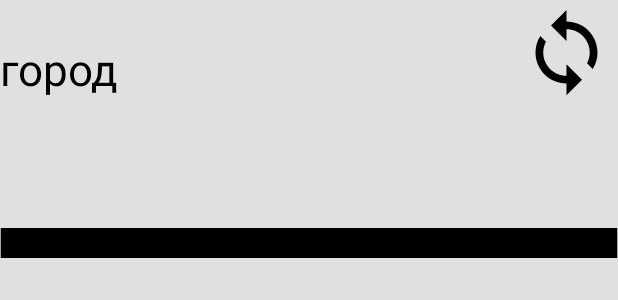
After one commit to temlerg/weather_forecast, an Android app: the layout for_5_day.xml on its own in the app's theme, with its tools: preview values and no code run, on a phone screen of 412 x 824 dp. The commit adds this screen. Shown: the top 300 px of the screen. Run offline under Robolectric (Android 15) with nearby library versions, the phone set to English and light mode, and no system bars.

Commit message:
minor changes

```diff
--- /dev/null
+++ b/app/src/main/res/layout/for_5_day.xml
@@ -0,0 +1,50 @@
+<?xml version="1.0" encoding="utf-8"?>
+<androidx.constraintlayout.widget.ConstraintLayout
+    xmlns:android="http://schemas.android.com/apk/res/android"
+    xmlns:app="http://schemas.android.com/apk/res-auto"
+    xmlns:tools="http://schemas.android.com/tools"
+    android:layout_width="match_parent"
+    android:layout_height="match_parent"
+    android:background="#E0E0E0"
+    >
+
+    <View
+        android:id="@+id/vector_2"
+        android:layout_width="match_parent"
+        android:layout_height="20dp"
+        android:layout_marginBottom="652dp"
+        android:background="@drawable/vector_l"
+        app:layout_constraintBottom_toBottomOf="parent"
+        app:layout_constraintEnd_toEndOf="parent"
+        app:layout_constraintHorizontal_bias="0.0"
+        app:layout_constraintStart_toStartOf="parent"
+        app:layout_constraintTop_toBottomOf="@+id/gorod_name_1"
+        app:layout_constraintVertical_bias="0.695"
+        tools:ignore="MissingConstraints" />
+
+    <TextView
+        android:id="@+id/gorod_name_2"
+        android:layout_width="match_parent"
+        android:layout_height="65dp"
+        android:gravity="bottom"
+        android:text="@string/city_one_day"
+        android:textColor="#000"
+        android:textSize="29dp"
+        app:layout_constraintBottom_toBottomOf="parent"
+        app:layout_constraintStart_toStartOf="parent"
+        app:layout_constraintTop_toTopOf="parent"
+        app:layout_constraintVertical_bias="0.0" />
+
+    <ImageView
+        android:id="@+id/imageView5"
+        android:layout_width="62dp"
+        android:layout_height="62dp"
+        android:src="@drawable/ic_repet_name_city"
+        app:layout_constraintBottom_toBottomOf="parent"
+        app:layout_constraintEnd_toEndOf="parent"
+        app:layout_constraintHorizontal_bias="0.991"
+        app:layout_constraintStart_toStartOf="parent"
+        app:layout_constraintTop_toTopOf="parent"
+        app:layout_constraintVertical_bias="0.005"
+        tools:ignore="MissingConstraints" />
+</androidx.constraintlayout.widget.ConstraintLayout>
--- a/app/src/main/res/layout/for_one_day.xml
+++ b/app/src/main/res/layout/for_one_day.xml
@@ -105,9 +105,9 @@
         android:layout_width="62sp"
         android:layout_height="62sp"
         android:src="@drawable/ic_repet_name_city"
-        tools:ignore="MissingConstraints"
-        tools:layout_editor_absoluteX="349dp"
-        tools:layout_editor_absoluteY="0dp" />
+        app:layout_constraintEnd_toEndOf="@+id/gorod_name_1"
+        app:layout_constraintTop_toTopOf="parent"
+        tools:ignore="MissingConstraints" />
 
     <ImageView
         android:id="@+id/imageView"
```
